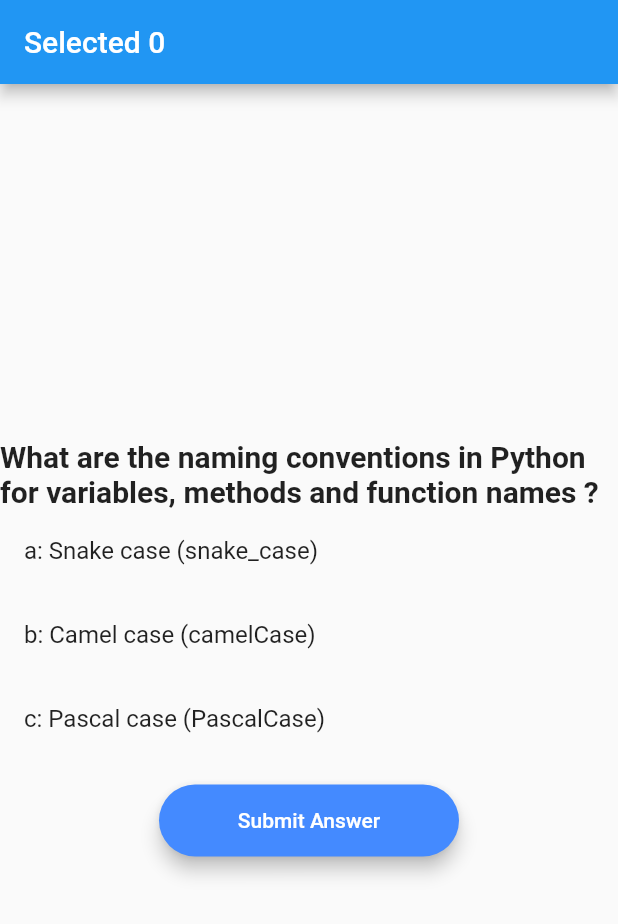
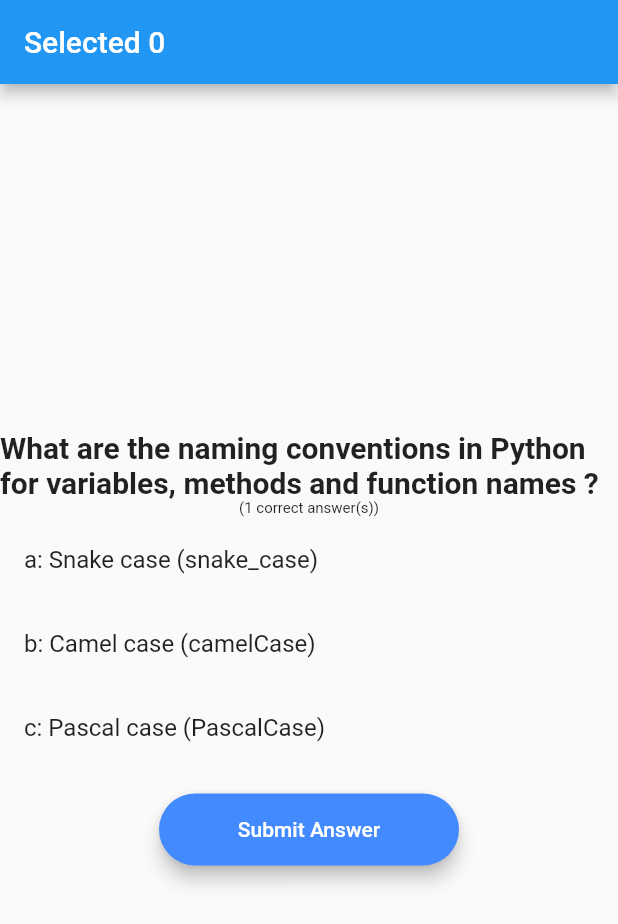
Before and after one commit to waspyfaeleith/cc_quiz_app_flutter, a Flutter app: the screen it shows after launch, on a phone screen of 412 x 824 dp. Shown: the top 924 px of the screen. Run offline on Flutter 3.47's test engine with Material 2 defaults, Android fonts, the phone set to English and light mode, and no system bars; missing offline and left inert: multi_select_item.

Commit message:
styles number of correct answers

```diff
--- a/lib/main.dart
+++ b/lib/main.dart
@@ -175,11 +175,17 @@ class _MyHomePageState extends State<MyHomePage> {
               mainAxisAlignment: MainAxisAlignment.center,
               children: [
                 if (_quizComplete == false) ...[
-                  Text("${_currentQuestion.questionText}",
+                  Text("${_currentQuestion.questionText} ",
                     style: TextStyle(
                         fontSize: 20,
                         fontWeight: FontWeight.bold),
                     ),
+                  Text(
+                    "(${_currentQuestion.correctAnswerKeys.length} correct answer(s))",
+                    style: TextStyle(
+                        fontSize: 10,
+                        fontWeight: FontWeight.normal),
+                  ),
                   ListView.builder(
                   scrollDirection: Axis.vertical,
                   shrinkWrap: true,
```
